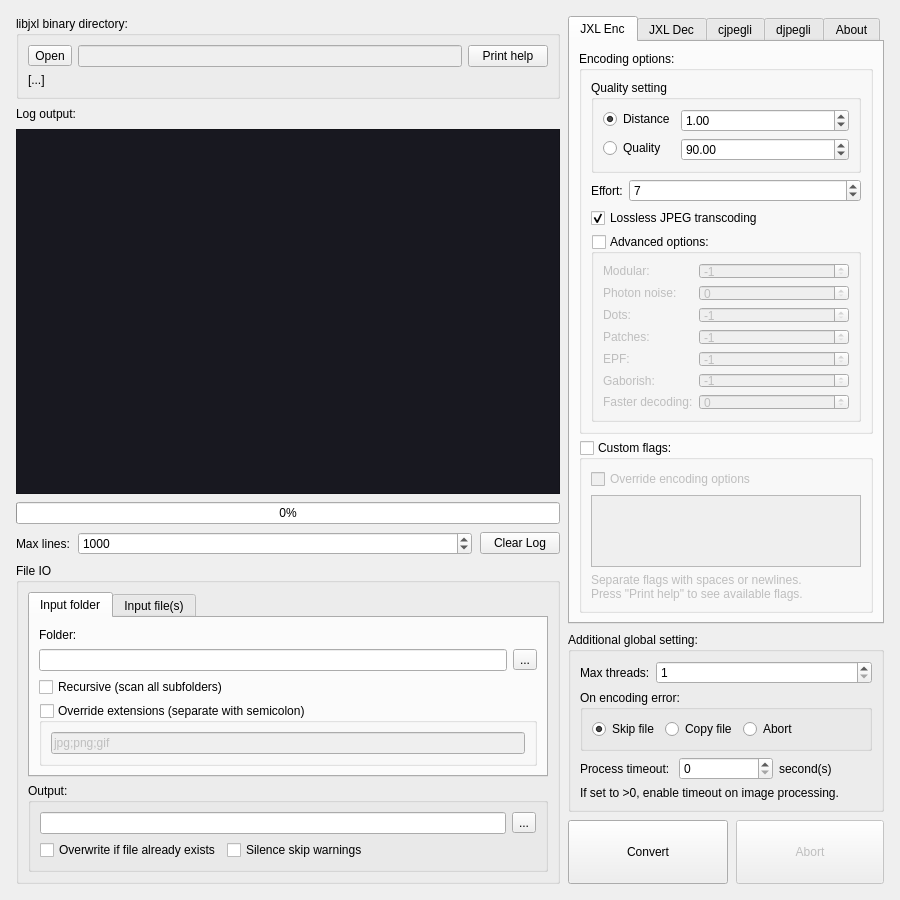
First picture: the form in mainwindow.ui, repository kampidh/jxl-batch-converter, before the edit.
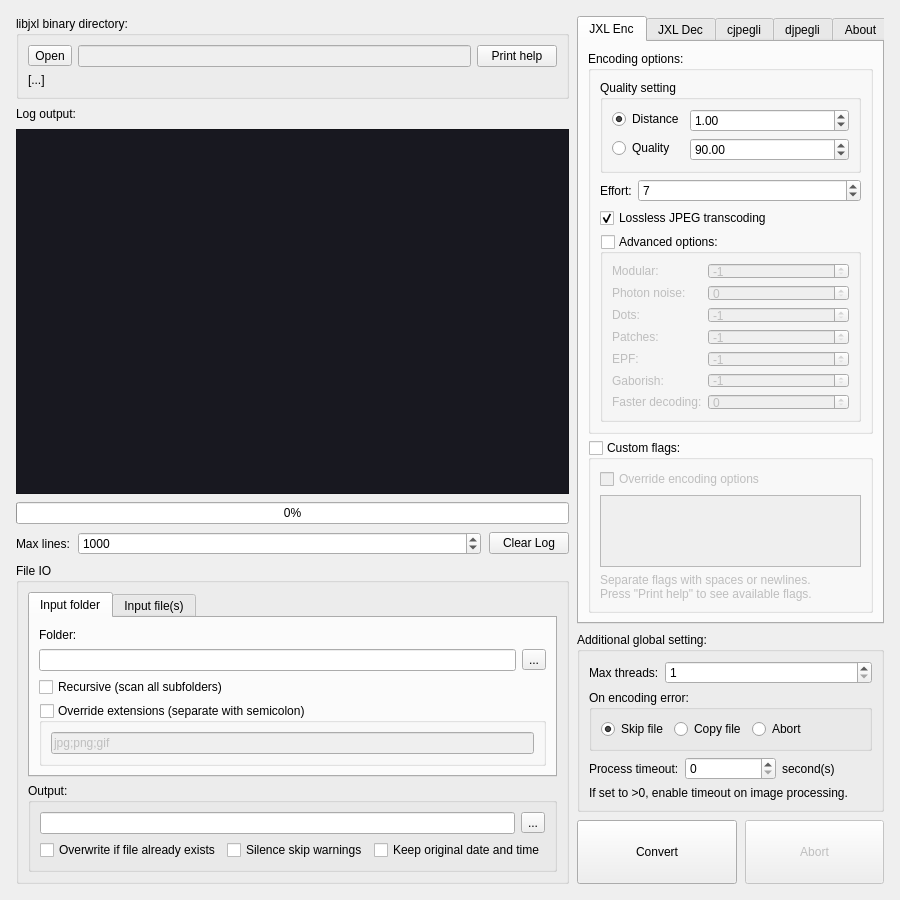
Second picture: the form after the edit.

Commit message:
0.4.2: Add option to keep input file date time to output file
fixes: #5

Diff of the .ui file:
```diff
--- a/mainwindow.ui
+++ b/mainwindow.ui
@@ -407,6 +407,16 @@
                 </property>
                </widget>
               </item>
+              <item>
+               <widget class="QCheckBox" name="keepDateChkBox">
+                <property name="toolTip">
+                 <string>&lt;html&gt;&lt;head/&gt;&lt;body&gt;&lt;p&gt;When enabled, overwrite output files' date and time attribute with input file attributes.&lt;/p&gt;&lt;/body&gt;&lt;/html&gt;</string>
+                </property>
+                <property name="text">
+                 <string>Keep original date and time</string>
+                </property>
+               </widget>
+              </item>
               <item>
                <spacer name="horizontalSpacer_2">
                 <property name="orientation">
@@ -414,7 +424,7 @@
                 </property>
                 <property name="sizeHint" stdset="0">
                  <size>
-                  <width>40</width>
+                  <width>5</width>
                   <height>20</height>
                  </size>
                 </property>
```
The commit also changes 7 other files.
